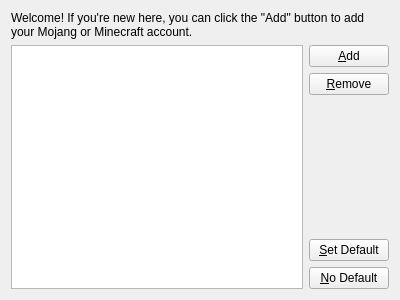
Qt form gui/pages/global/AccountListPage.ui (FreesmTeam/FreesmLauncher) before a commit.
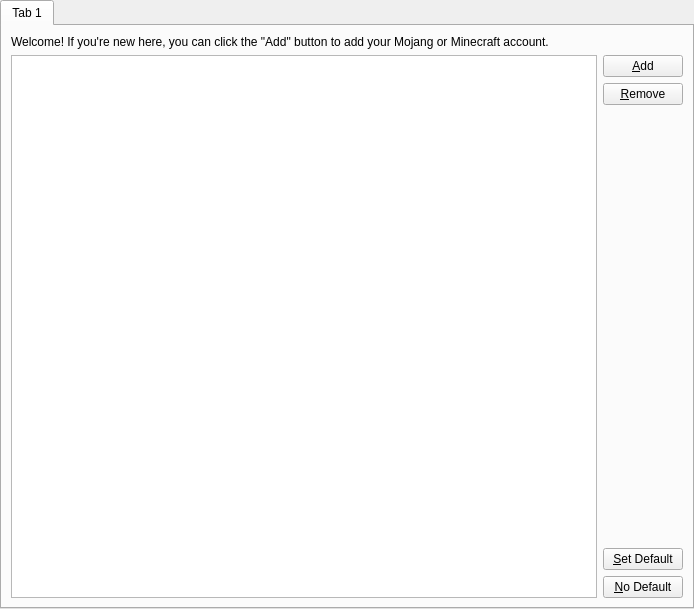
The same form after that commit.

The edit to the form file:
```diff
--- a/gui/pages/global/AccountListPage.ui
+++ b/gui/pages/global/AccountListPage.ui
@@ -6,14 +6,36 @@
    <rect>
     <x>0</x>
     <y>0</y>
-    <width>400</width>
-    <height>300</height>
+    <width>694</width>
+    <height>609</height>
    </rect>
   </property>
   <property name="windowTitle">
    <string>Manage Accounts</string>
   </property>
   <layout class="QVBoxLayout" name="verticalLayout_2">
+   <property name="leftMargin">
+    <number>0</number>
+   </property>
+   <property name="topMargin">
+    <number>0</number>
+   </property>
+   <property name="rightMargin">
+    <number>0</number>
+   </property>
+   <property name="bottomMargin">
+    <number>0</number>
+   </property>
+   <item>
+    <widget class="QTabWidget" name="tabWidget">
+     <property name="currentIndex">
+      <number>0</number>
+     </property>
+     <widget class="QWidget" name="tab">
+      <attribute name="title">
+       <string>Tab 1</string>
+      </attribute>
+      <layout class="QVBoxLayout" name="verticalLayout">
    <item>
     <widget class="QLabel" name="welcomeLabel">
      <property name="text">
@@ -81,6 +103,10 @@
       </layout>
      </item>
     </layout>
+       </item>
+      </layout>
+     </widget>
+    </widget>
    </item>
   </layout>
  </widget>
```
Lines whose indentation alone changed are shown as unchanged.
